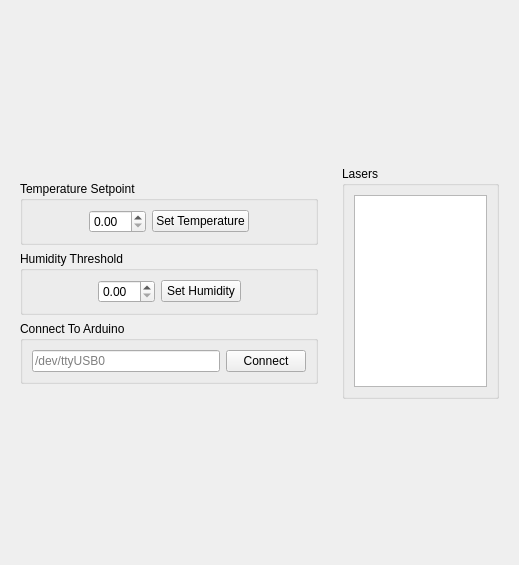
This is tempcontroller.ui in camerongivler/TempController as Qt 5 draws it before an edit. The edited form follows.
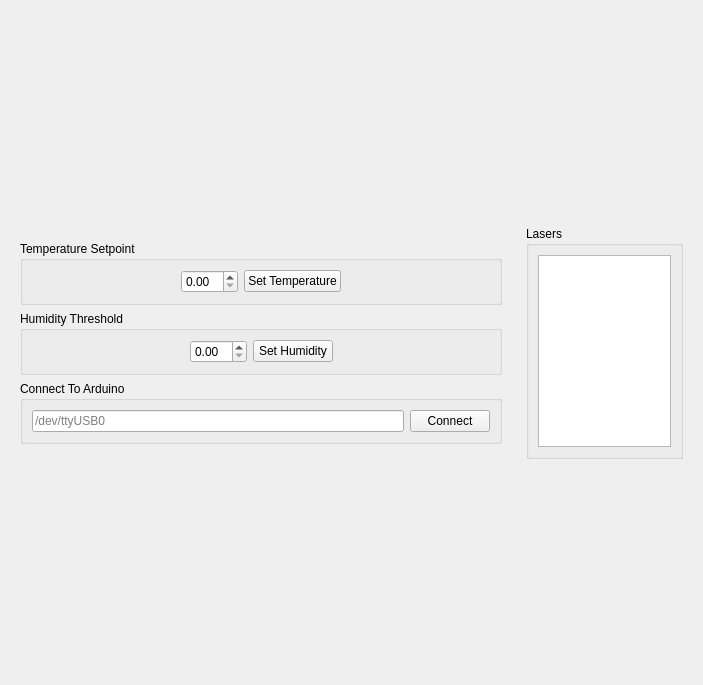
This is the edited form.

Diff of the .ui file:
```diff
--- a/tempcontroller.ui
+++ b/tempcontroller.ui
@@ -6,8 +6,8 @@
    <rect>
     <x>0</x>
     <y>0</y>
-    <width>519</width>
-    <height>565</height>
+    <width>703</width>
+    <height>685</height>
    </rect>
   </property>
   <property name="windowTitle">
```
